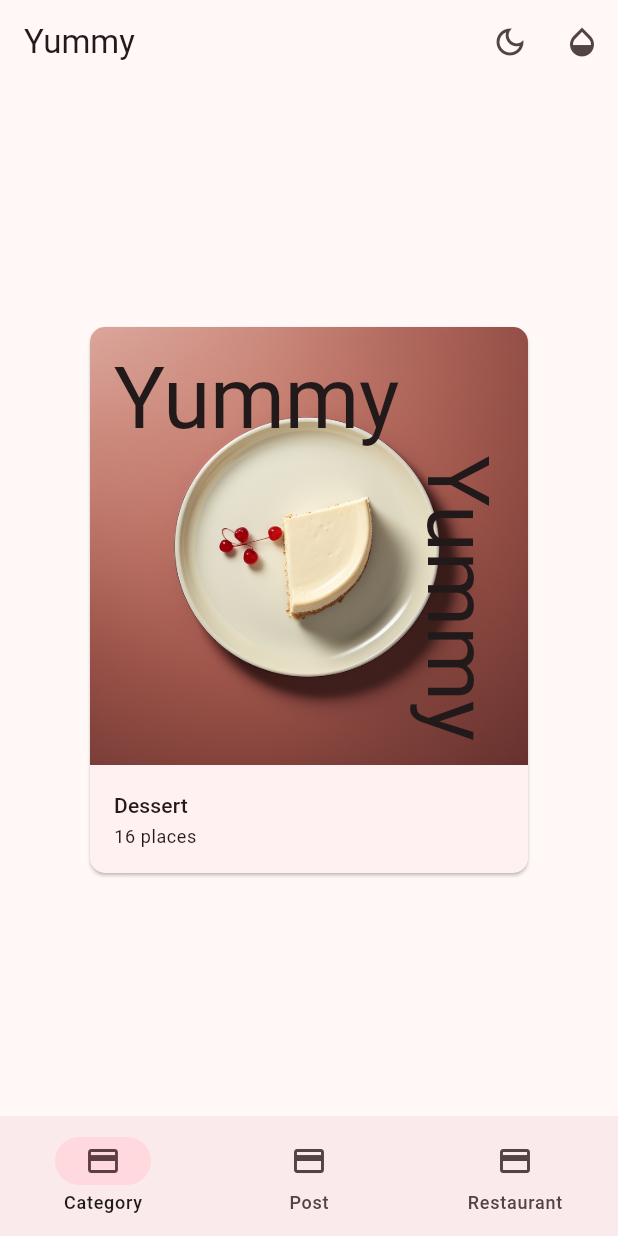
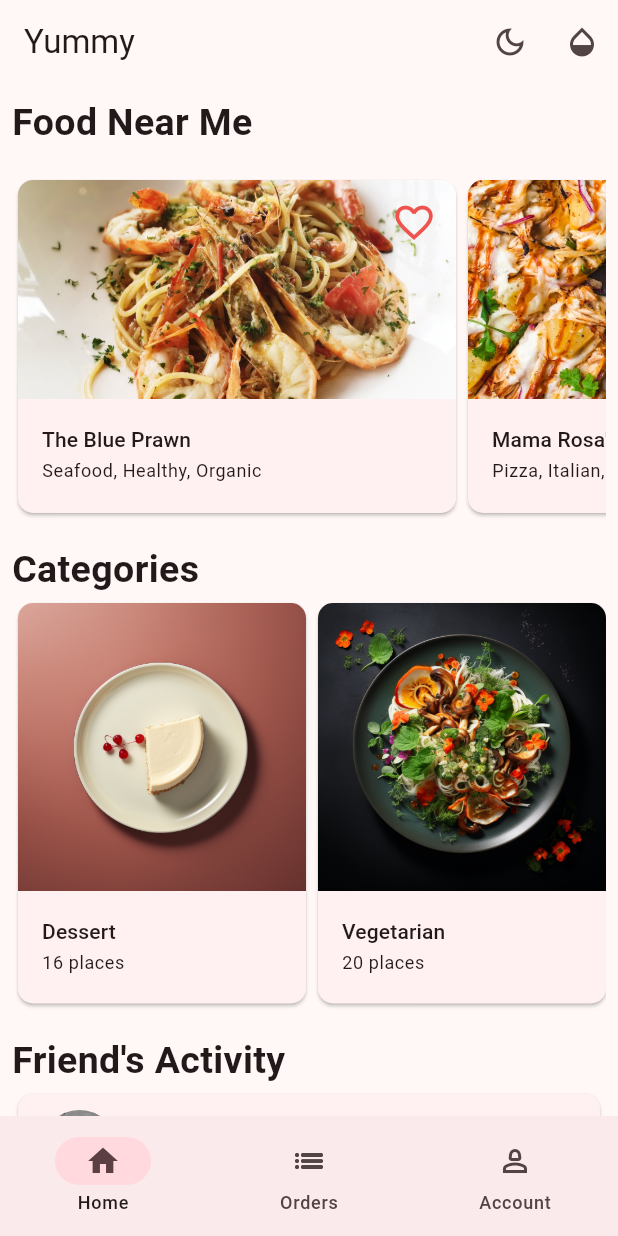
Before and after one commit to MOHAB28/flutter_projects, a Flutter app: the screen it shows after launch, on a phone screen of 412 x 824 dp. Run offline on Flutter 3.47's test engine with Material 3 defaults, Android fonts, the phone set to English and light mode, and no system bars.

Commit message:
Added Explore view to Yummy App

```diff
--- /dev/null
+++ b/yummy/lib/api/mock_yummy_service.dart
@@ -0,0 +1,36 @@
+import 'package:yummy/models/food_category.dart';
+import 'package:yummy/models/post.dart';
+import 'package:yummy/models/restaurant.dart';
+
+class ExploreData {
+  final List<Restaurant> restaurants;
+  final List<FoodCategory> categories;
+  final List<Post> friendPosts;
+
+  ExploreData(this.restaurants, this.categories, this.friendPosts);
+}
+
+class MockYummyService {
+  Future<ExploreData> getExploreData() async {
+    final restaurants = await _getRestaurants();
+    final categories = await _getCategories();
+    final friendPosts = await _getFriendFeed();
+
+    return ExploreData(restaurants, categories, friendPosts);
+  }
+
+  Future<List<FoodCategory>> _getCategories() async {
+    await Future.delayed(const Duration(milliseconds: 1000));
+    return categories;
+  }
+
+  Future<List<Post>> _getFriendFeed() async {
+    await Future.delayed(const Duration(milliseconds: 1000));
+    return posts;
+  }
+
+  Future<List<Restaurant>> _getRestaurants() async {
+    await Future.delayed(const Duration(milliseconds: 1000));
+    return restaurants;
+  }
+}
--- a/yummy/lib/components/category_card.dart
+++ b/yummy/lib/components/category_card.dart
@@ -18,31 +18,11 @@ class CategoryCard extends StatelessWidget {
       child: Column(
         mainAxisSize: MainAxisSize.min,
         children: [
-          Stack(
-            children: [
-              ClipRRect(
-                borderRadius: BorderRadius.vertical(
-                  top: Radius.circular(10), //
-                ),
-                child: Image(image: AssetImage(foodCategory.imageUrl)), //
-              ),
-              Positioned(
-                top: 16.0,
-                left: 16.0,
-                child: Text(
-                  'Yummy',
-                  style: textTheme.displayLarge, //
-                ), //
-              ),
-              Positioned(
-                bottom: 16.0,
-                right: 16.0,
-                child: RotatedBox(
-                  quarterTurns: 1, //
-                  child: Text('Yummy', style: textTheme.displayLarge),
-                ),
-              ),
-            ],
+          ClipRRect(
+            borderRadius: BorderRadius.vertical(
+              top: Radius.circular(10), //
+            ),
+            child: Image(image: AssetImage(foodCategory.imageUrl)), //
           ), //
           ListTile(
             title: Text(foodCategory.name, style: textTheme.titleSmall), //
--- /dev/null
+++ b/yummy/lib/components/category_section.dart
@@ -0,0 +1,42 @@
+import 'package:flutter/material.dart';
+import 'package:yummy/components/category_card.dart';
+import 'package:yummy/models/food_category.dart';
+
+class CategorySection extends StatelessWidget {
+  final List<FoodCategory> categories;
+  const CategorySection({super.key, required this.categories});
+
+  @override
+  Widget build(BuildContext context) {
+    return Padding(
+      padding: const EdgeInsets.all(8.0),
+      child: Column(
+        crossAxisAlignment: CrossAxisAlignment.start,
+        children: [
+          const Text(
+            'Categories', //
+            style: TextStyle(
+              fontSize: 25.0, //
+              fontWeight: FontWeight.bold, //
+            ),
+          ),
+          SizedBox(
+            height: 275.0,
+            child: ListView.builder(
+              scrollDirection: Axis.horizontal,
+              itemCount: categories.length,
+              itemBuilder: (context, index) {
+                return SizedBox(
+                  width: 200,
+                  child: CategoryCard(
+                    foodCategory: categories[index], //
+                  ),
+                );
+              }, //
+            ),
+          ),
+        ],
+      ),
+    );
+  }
+}
--- /dev/null
+++ b/yummy/lib/components/posts_section.dart
@@ -0,0 +1,38 @@
+import 'package:flutter/material.dart';
+import 'package:yummy/components/post_card.dart';
+import 'package:yummy/models/post.dart';
+
+class PostsSection extends StatelessWidget {
+  final List<Post> posts;
+  const PostsSection({super.key, required this.posts});
+
+  @override
+  Widget build(BuildContext context) {
+    return Padding(
+      padding: const EdgeInsets.all(8),
+      child: Column(
+        crossAxisAlignment: CrossAxisAlignment.start,
+        children: [
+          const Text(
+            'Friend\'s Activity',
+            style: TextStyle(
+              fontSize: 25.0,
+              fontWeight: FontWeight.bold, //
+            ),
+          ),
+          ListView.builder(
+            itemCount: posts.length,
+            primary: false,
+            shrinkWrap: true,
+            physics: const NeverScrollableScrollPhysics(),
+            itemBuilder: (context, index) {
+              return PostCard(
+                post: posts[index], //
+              );
+            }, //
+          ), //
+        ],
+      ),
+    );
+  }
+}
--- /dev/null
+++ b/yummy/lib/components/restaurant_section.dart
@@ -0,0 +1,46 @@
+import 'package:flutter/material.dart';
+import 'package:yummy/components/restaurants_landscape_card.dart';
+import 'package:yummy/models/restaurant.dart';
+
+class RestaurantsSection extends StatelessWidget {
+  final List<Restaurant> restaurants;
+  const RestaurantsSection({
+    super.key, //
+    required this.restaurants,
+  });
+
+  @override
+  Widget build(BuildContext context) {
+    return Padding(
+      padding: const EdgeInsets.all(8.0),
+      child: Column(
+        crossAxisAlignment: CrossAxisAlignment.start, //
+        children: [
+          const Text(
+            'Food Near Me',
+            style: TextStyle(
+              fontSize: 25.0, //
+              fontWeight: FontWeight.bold, //
+            ),
+          ),
+          const SizedBox(height: 16.0), //
+          SizedBox(
+            height: 230.0, //
+            child: ListView.builder(
+              scrollDirection: Axis.horizontal,
+              itemCount: restaurants.length,
+              itemBuilder: (_, index) {
+                return SizedBox(
+                  width: 300.0,
+                  child: RestaurantLandscapeCard(
+                    restaurant: restaurants[index], //
+                  ),
+                );
+              }, //
+            ),
+          ), //
+        ],
+      ),
+    );
+  }
+}
--- a/yummy/lib/components/restaurants_landscape_card.dart
+++ b/yummy/lib/components/restaurants_landscape_card.dart
@@ -2,9 +2,23 @@ import 'package:flutter/material.dart';
 
 import 'package:yummy/models/restaurant.dart';
 
-class RestaurantLandscapeCard extends StatelessWidget {
+class RestaurantLandscapeCard extends StatefulWidget {
   final Restaurant restaurant;
   const RestaurantLandscapeCard({super.key, required this.restaurant});
+
+  @override
+  State<RestaurantLandscapeCard> createState() =>
+      _RestaurantLandscapeCardState();
+}
+
+class _RestaurantLandscapeCardState extends State<RestaurantLandscapeCard> {
+  bool _isFav = false;
+
+  void _changeFavStatus() {
+    setState(() {
+      _isFav = !_isFav;
+    });
+  }
 
   @override
   Widget build(BuildContext context) {
@@ -21,14 +35,32 @@ class RestaurantLandscapeCard extends StatelessWidget {
         children: [
           ClipRRect(
             borderRadius: const BorderRadius.vertical(top: Radius.circular(10)),
-            child: Image(
-              image: AssetImage(restaurant.imageUrl), //
-            ), //
+            child: AspectRatio(
+              aspectRatio: 2,
+              child: Stack(
+                fit: StackFit.expand,
+                children: [
+                  Image.asset(widget.restaurant.imageUrl, fit: BoxFit.cover),
+                  Positioned(
+                    top: 4.0,
+                    right: 4.0,
+                    child: IconButton(
+                      onPressed: _changeFavStatus,
+                      icon: Icon(
+                        _isFav ? Icons.favorite : Icons.favorite_border,
+                        size: 30.0,
+                        color: Colors.red[400],
+                      ), //
+                    ),
+                  ),
+                ],
+              ),
+            ),
           ),
           ListTile(
-            title: Text(restaurant.name, style: textTheme.titleSmall),
+            title: Text(widget.restaurant.name, style: textTheme.titleSmall),
             subtitle: Text(
-              restaurant.attributes,
+              widget.restaurant.attributes,
               style: textTheme.bodySmall, //
             ),
           ),
--- a/yummy/lib/home.dart
+++ b/yummy/lib/home.dart
@@ -1,15 +1,12 @@
-// ignore_for_file: public_member_api_docs, sort_constructors_first
 import 'package:flutter/material.dart';
 
-import 'package:yummy/components/category_card.dart';
 import 'package:yummy/components/color_button.dart';
-import 'package:yummy/components/post_card.dart';
-import 'package:yummy/components/restaurants_landscape_card.dart';
+
 import 'package:yummy/components/theme_button.dart';
 import 'package:yummy/constants.dart';
-import 'package:yummy/models/food_category.dart';
-import 'package:yummy/models/post.dart';
-import 'package:yummy/models/restaurant.dart';
+import 'package:yummy/screens/account_view.dart';
+import 'package:yummy/screens/explore_view.dart';
+import 'package:yummy/screens/order_view.dart';
 
 class HomePage extends StatefulWidget {
   final ChangeThemeModeCallBack changeThemeModeCallBack;
@@ -40,26 +37,26 @@ class _HomePageState extends State<HomePage> {
 
   final List<NavigationDestination> _appBarDestinations = const [
     NavigationDestination(
-      icon: Icon(Icons.credit_card),
-      label: 'Category',
-      selectedIcon: Icon(Icons.credit_card),
+      icon: Icon(Icons.home_outlined),
+      label: 'Home',
+      selectedIcon: Icon(Icons.home),
     ),
     NavigationDestination(
-      icon: Icon(Icons.credit_card),
-      label: 'Post',
-      selectedIcon: Icon(Icons.credit_card),
+      icon: Icon(Icons.list_outlined),
+      label: 'Orders',
+      selectedIcon: Icon(Icons.list),
     ),
     NavigationDestination(
-      icon: Icon(Icons.credit_card),
-      label: 'Restaurant',
-      selectedIcon: Icon(Icons.credit_card),
+      icon: Icon(Icons.person_2_outlined),
+      label: 'Account',
+      selectedIcon: Icon(Icons.person),
     ),
   ];
 
   final List<Widget> _pages = [
-    CategoryView(foodCategory: categories.first),
-    PostsView(post: posts.first),
-    RestaurantsView(restaurant: restaurants.first),
+    ExploreView(),
+    const OrderView(),
+    const AccountView(),
   ];
 
   @override
@@ -89,38 +86,3 @@ class _HomePageState extends State<HomePage> {
     );
   }
 }
-
-class CategoryView extends StatelessWidget {
-  final FoodCategory foodCategory;
-  const CategoryView({super.key, required this.foodCategory});
-
-  @override
-  Widget build(BuildContext context) {
-    return Center(
-      child: ConstrainedBox(
-        constraints: BoxConstraints(maxWidth: 300.0),
-        child: CategoryCard(foodCategory: foodCategory), //
-      ), //
-    );
-  }
-}
-
-class PostsView extends StatelessWidget {
-  final Post post;
-  const PostsView({super.key, required this.post});
-
-  @override
-  Widget build(BuildContext context) {
-    return Center(child: PostCard(post: post));
-  }
-}
-
-class RestaurantsView extends StatelessWidget {
-  final Restaurant restaurant;
-  const RestaurantsView({super.key, required this.restaurant});
-
-  @override
-  Widget build(BuildContext context) {
-    return Center(child: RestaurantLandscapeCard(restaurant: restaurant));
-  }
-}
--- /dev/null
+++ b/yummy/lib/screens/account_view.dart
@@ -0,0 +1,12 @@
+import 'package:flutter/material.dart';
+
+class AccountView extends StatelessWidget {
+  const AccountView({super.key});
+
+  @override
+  Widget build(BuildContext context) {
+    return const Center(
+      child: Text('Account View'), //
+    );
+  }
+}
--- /dev/null
+++ b/yummy/lib/screens/explore_view.dart
@@ -0,0 +1,39 @@
+import 'package:flutter/material.dart';
+import 'package:yummy/api/mock_yummy_service.dart';
+import 'package:yummy/components/category_section.dart';
+import 'package:yummy/components/posts_section.dart';
+import 'package:yummy/components/restaurant_section.dart';
+
+class ExploreView extends StatelessWidget {
+  final MockYummyService mockYummyService = MockYummyService();
+  ExploreView({super.key});
+
+  @override
+  Widget build(BuildContext context) {
+    return FutureBuilder(
+      future: mockYummyService.getExploreData(),
+      builder: (context, snapshot) {
+        if (snapshot.connectionState == ConnectionState.done) {
+          final foodNearMe = snapshot.data?.restaurants ?? [];
+          final categories = snapshot.data?.categories ?? [];
+          final post = snapshot.data?.friendPosts ?? [];
+          return ListView(
+            children: [
+              RestaurantsSection(
+                restaurants: foodNearMe, //
+              ),
+              CategorySection(
+                categories: categories, //
+              ),
+              PostsSection(posts: post),
+            ],
+          );
+        } else {
+          return const Center(
+            child: CircularProgressIndicator(), //
+          );
+        }
+      }, //
+    );
+  }
+}
--- /dev/null
+++ b/yummy/lib/screens/order_view.dart
@@ -0,0 +1,12 @@
+import 'package:flutter/material.dart';
+
+class OrderView extends StatelessWidget {
+  const OrderView({super.key});
+
+  @override
+  Widget build(BuildContext context) {
+    return const Center(
+      child: Text('Order View'), //
+    );
+  }
+}
```
